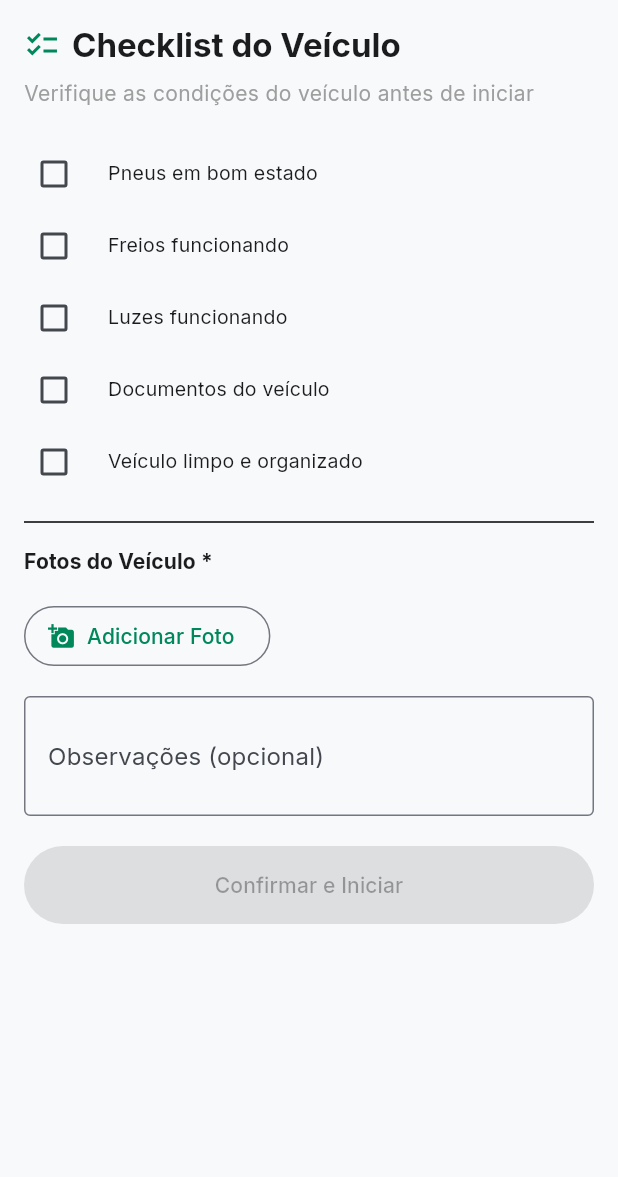
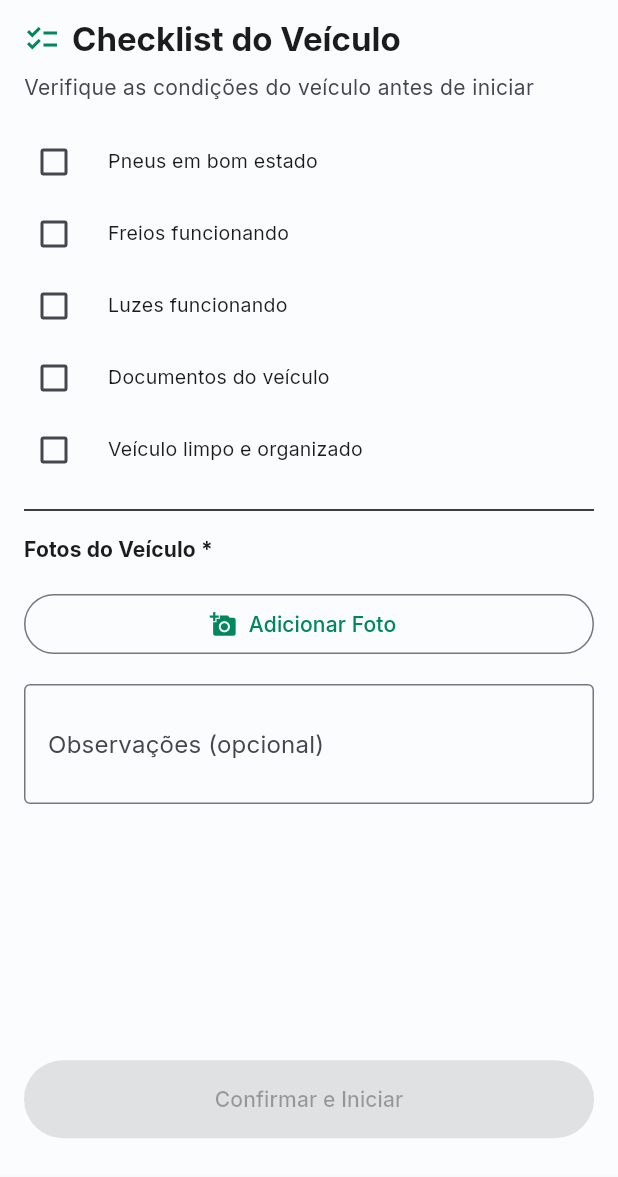
Before and after one commit to dev082/motohub-mobile-main, a Flutter app: the ChecklistVeiculoSheet widget shown alone on an empty page, opened directly, on a phone screen of 412 x 824 dp. Shown: the top 1177 px of the screen. Run offline on Flutter 3.47's test engine with Material 3 defaults, Android fonts, the light colour scheme and no system bars; our stand-ins replace battery_plus, connectivity_plus, file_picker, fl_chart, flutter_local_notifications, flutter_map and 9 more; accounts and stored records are empty.

Commit message:
refactor(checklist_veiculo_sheet): overhaul vehicle checklist UI and behavior to improve layout, padding, and image handling.

```diff
--- a/lib/screens/entrega_detalhes_screen.dart
+++ b/lib/screens/entrega_detalhes_screen.dart
@@ -374,8 +374,7 @@ class _EntregaDetalhesScreenState extends State<EntregaDetalhesScreen> with Sing
     // Ao iniciar a operação (coleta/entrega), exigir checklist do veículo.
     // Se já existe checklist salvo na entrega, não pedir novamente.
     final shouldRequireChecklist =
-        (novoStatus == StatusEntrega.saiuParaColeta || novoStatus == StatusEntrega.saiuParaEntrega) &&
-            (_entrega?.checklistVeiculo == null);
+        (novoStatus == StatusEntrega.saiuParaColeta) && (_entrega?.checklistVeiculo == null);
 
     if (shouldRequireChecklist) {
       final checklist = await showModalBottomSheet(
@@ -383,7 +382,7 @@ class _EntregaDetalhesScreenState extends State<EntregaDetalhesScreen> with Sing
         isScrollControlled: true,
         showDragHandle: true,
         builder: (context) => ChecklistVeiculoSheet(
-          onSubmit: (c) => Navigator.of(context).pop(c),
+          onSubmit: (c) => context.pop(c),
         ),
       );
       if (checklist == null) return;
--- a/lib/screens/entregas_screen.dart
+++ b/lib/screens/entregas_screen.dart
@@ -182,8 +182,7 @@ class _EntregasScreenState extends State<EntregasScreen> with SingleTickerProvid
     setState(() => _updatingEntregaIds.add(entrega.id));
     try {
       final needsChecklist =
-          (next == StatusEntrega.saiuParaColeta || next == StatusEntrega.saiuParaEntrega) &&
-              (entrega.checklistVeiculo == null);
+          (next == StatusEntrega.saiuParaColeta) && (entrega.checklistVeiculo == null);
 
       if (needsChecklist) {
         final checklist = await showModalBottomSheet<ChecklistVeiculo>(
@@ -191,7 +190,7 @@ class _EntregasScreenState extends State<EntregasScreen> with SingleTickerProvid
           isScrollControlled: true,
           showDragHandle: true,
           builder: (context) => ChecklistVeiculoSheet(
-            onSubmit: (c) => Navigator.of(context).pop(c),
+            onSubmit: (c) => context.pop(c),
           ),
         );
         if (checklist == null) return;
--- a/lib/widgets/checklist_veiculo_sheet.dart
+++ b/lib/widgets/checklist_veiculo_sheet.dart
@@ -1,4 +1,5 @@
 import 'package:flutter/material.dart';
+import 'package:flutter/foundation.dart';
 import 'package:image_picker/image_picker.dart';
 import 'package:motohub/models/checklist_veiculo.dart';
 import 'package:motohub/services/storage_upload_service.dart';
@@ -61,6 +62,7 @@ class _ChecklistVeiculoSheetState extends State<ChecklistVeiculoSheet> {
       });
     } catch (e) {
       setState(() => _isUploading = false);
+      debugPrint('Erro ao adicionar foto no checklist: $e');
       if (mounted) {
         ScaffoldMessenger.of(context).showSnackBar(
           SnackBar(content: Text('Erro ao adicionar foto: $e')),
@@ -105,28 +107,44 @@ class _ChecklistVeiculoSheetState extends State<ChecklistVeiculoSheet> {
   @override
   Widget build(BuildContext context) {
     final theme = Theme.of(context);
-    return Padding(
-      padding: EdgeInsets.only(
-        left: 16,
-        right: 16,
-        top: 16,
-        bottom: MediaQuery.of(context).viewInsets.bottom + 16,
-      ),
-      child: SingleChildScrollView(
+    final bottomInset = MediaQuery.of(context).viewInsets.bottom;
+    return SafeArea(
+      top: false,
+      child: SizedBox(
+        height: MediaQuery.of(context).size.height * 0.95,
+        child: Material(
+          color: theme.colorScheme.surface,
+          child: Padding(
+            padding: const EdgeInsets.symmetric(horizontal: 16),
             child: Column(
-          mainAxisSize: MainAxisSize.min,
               crossAxisAlignment: CrossAxisAlignment.start,
               children: [
+                const SizedBox(height: 12),
                 Row(
                   children: [
-                Icon(Icons.checklist, color: theme.primaryColor),
+                    Icon(Icons.checklist, color: theme.colorScheme.primary),
                     const SizedBox(width: 8),
-                Text('Checklist do Veículo', style: theme.textTheme.titleLarge?.copyWith(fontWeight: FontWeight.bold)),
+                    Expanded(
+                      child: Text(
+                        'Checklist do Veículo',
+                        style: theme.textTheme.titleLarge?.copyWith(fontWeight: FontWeight.bold),
+                        maxLines: 1,
+                        overflow: TextOverflow.ellipsis,
+                      ),
+                    ),
                   ],
                 ),
                 const SizedBox(height: 8),
-            Text('Verifique as condições do veículo antes de iniciar', style: theme.textTheme.bodyMedium?.copyWith(color: Colors.grey)),
-            const SizedBox(height: 20),
+                Text(
+                  'Verifique as condições do veículo antes de iniciar',
+                  style: theme.textTheme.bodyMedium?.copyWith(color: theme.colorScheme.onSurfaceVariant),
+                ),
+                const SizedBox(height: 12),
+                Expanded(
+                  child: ListView(
+                    padding: EdgeInsets.only(bottom: 16 + bottomInset),
+                    children: [
+                      const SizedBox(height: 4),
                       _buildCheckItem(
                         label: 'Pneus em bom estado',
                         value: _pneusOk,
@@ -153,7 +171,10 @@ class _ChecklistVeiculoSheetState extends State<ChecklistVeiculoSheet> {
                         onChanged: (v) => setState(() => _limpezaOk = v),
                       ),
                       const Divider(height: 32),
-            Text('Fotos do Veículo *', style: theme.textTheme.titleSmall?.copyWith(fontWeight: FontWeight.bold)),
+                      Text(
+                        'Fotos do Veículo *',
+                        style: theme.textTheme.titleSmall?.copyWith(fontWeight: FontWeight.bold),
+                      ),
                       const SizedBox(height: 8),
                       if (_fotosUrls.isNotEmpty)
                         Wrap(
@@ -162,32 +183,39 @@ class _ChecklistVeiculoSheetState extends State<ChecklistVeiculoSheet> {
                           children: _fotosUrls
                               .asMap()
                               .entries
-                    .map((entry) => Stack(
+                              .map(
+                                (entry) => Stack(
                                   children: [
                                     ClipRRect(
-                              borderRadius: BorderRadius.circular(8),
-                              child: Image.network(entry.value, height: 80, width: 80, fit: BoxFit.cover),
+                                      borderRadius: BorderRadius.circular(10),
+                                      child: Image.network(entry.value, height: 86, width: 86, fit: BoxFit.cover),
                                     ),
                                     Positioned(
-                              top: 4,
-                              right: 4,
+                                      top: 6,
+                                      right: 6,
                                       child: InkWell(
                                         onTap: () => _removerFoto(entry.key),
                                         child: Container(
                                           padding: const EdgeInsets.all(4),
-                                  decoration: BoxDecoration(color: Colors.red, shape: BoxShape.circle),
-                                  child: const Icon(Icons.close, size: 16, color: Colors.white),
+                                          decoration: BoxDecoration(
+                                            color: theme.colorScheme.error,
+                                            shape: BoxShape.circle,
+                                          ),
+                                          child: Icon(Icons.close, size: 16, color: theme.colorScheme.onError),
                                         ),
                                       ),
                                     ),
                                   ],
-                        ))
+                                ),
+                              )
                               .toList(),
                         ),
                       const SizedBox(height: 8),
                       OutlinedButton.icon(
                         onPressed: _isUploading ? null : _adicionarFoto,
-              icon: _isUploading ? const SizedBox(width: 20, height: 20, child: CircularProgressIndicator(strokeWidth: 2)) : const Icon(Icons.add_a_photo),
+                        icon: _isUploading
+                            ? const SizedBox(width: 20, height: 20, child: CircularProgressIndicator(strokeWidth: 2))
+                            : const Icon(Icons.add_a_photo),
                         label: Text(_isUploading ? 'Enviando...' : 'Adicionar Foto'),
                       ),
                       const SizedBox(height: 16),
@@ -199,8 +227,15 @@ class _ChecklistVeiculoSheetState extends State<ChecklistVeiculoSheet> {
                         ),
                         maxLines: 2,
                       ),
-            const SizedBox(height: 20),
-            SizedBox(
+                      const SizedBox(height: 24),
+                    ],
+                  ),
+                ),
+                AnimatedPadding(
+                  duration: const Duration(milliseconds: 180),
+                  curve: Curves.easeOut,
+                  padding: EdgeInsets.only(top: 8, bottom: 24 + bottomInset),
+                  child: SizedBox(
                     width: double.infinity,
                     child: ElevatedButton(
                       onPressed: _todosOk && _fotosUrls.isNotEmpty ? _confirmar : null,
@@ -208,7 +243,10 @@ class _ChecklistVeiculoSheetState extends State<ChecklistVeiculoSheet> {
                       child: const Text('Confirmar e Iniciar'),
                     ),
                   ),
+                )
               ],
+            ),
+          ),
         ),
       ),
     );
```
Also changed, not shown: 1 other file. Lines whose indentation alone changed are shown as unchanged.
